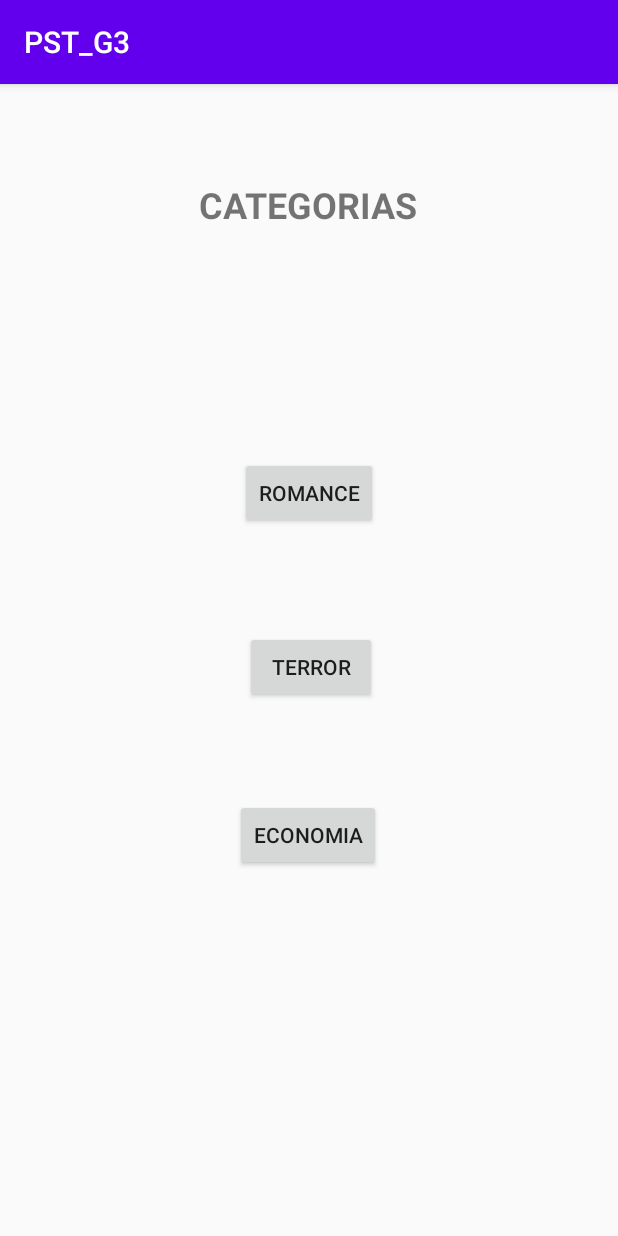
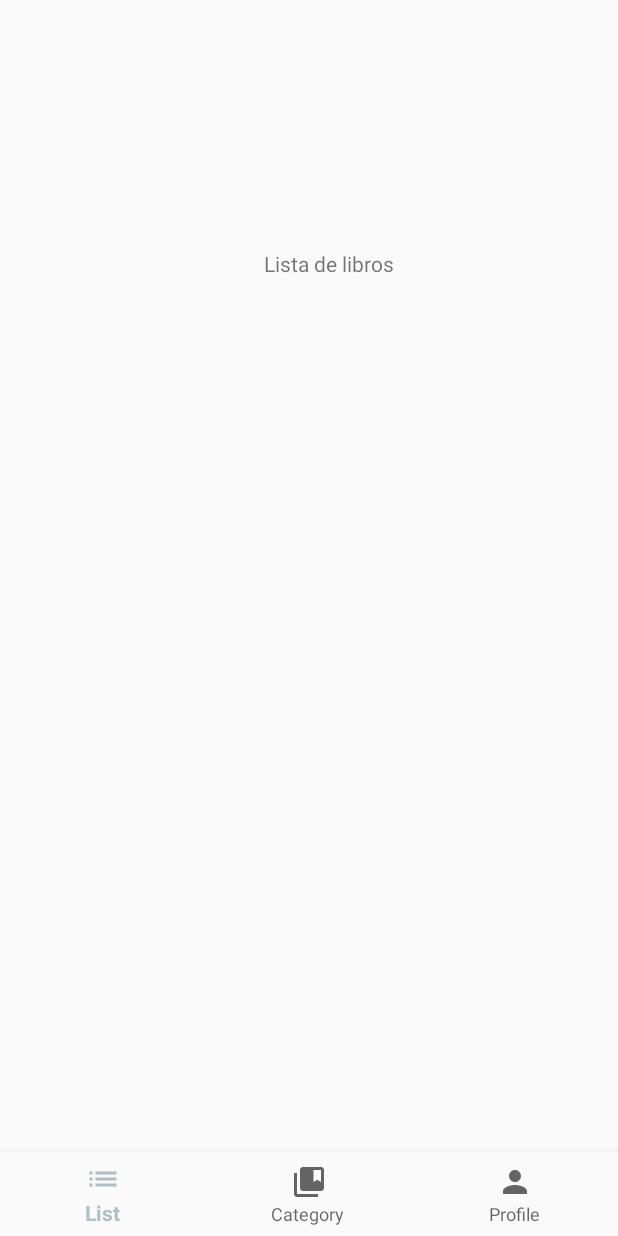
Before and after one commit to kevinjlope/PST_TA5_G3, an Android app: the screen it shows after launch (CategoryActivity before the commit, PrincipalActivity after it), after a tap on "INGRESAR", on a phone screen of 412 x 824 dp. Run offline under Robolectric (Android 15) with nearby library versions, the phone set to English and light mode, and no system bars.

Commit message:
Se creo la seccion de fragmentos, con el objetivo de mostrar categoria, lista y perfil

```diff
--- a/app/build.gradle
+++ b/app/build.gradle
@@ -26,8 +26,11 @@ dependencies {
     implementation fileTree(dir: "libs", include: ["*.jar"])
     implementation 'androidx.appcompat:appcompat:1.1.0'
     implementation 'androidx.constraintlayout:constraintlayout:1.1.3'
+    implementation 'androidx.legacy:legacy-support-v4:1.0.0'
     testImplementation 'junit:junit:4.12'
     androidTestImplementation 'androidx.test.ext:junit:1.1.1'
     androidTestImplementation 'androidx.test.espresso:espresso-core:3.2.0'
+    implementation 'com.google.android.material:material:1.1.0'
+
 
 }
--- a/app/src/main/AndroidManifest.xml
+++ b/app/src/main/AndroidManifest.xml
@@ -9,7 +9,8 @@
         android:roundIcon="@mipmap/ic_launcher_round"
         android:supportsRtl="true"
         android:theme="@style/AppTheme">
-        <activity android:name=".CategoryActivity"></activity>
+        <activity android:name=".PrincipalActivity"></activity>
+        <activity android:name=".CategoryActivity" />
         <activity android:name=".NavigationActivity" />
         <activity android:name=".SplashActivity" />
         <activity
--- a/app/src/main/java/com/example/pst_g3/MainActivity.java
+++ b/app/src/main/java/com/example/pst_g3/MainActivity.java
@@ -33,9 +33,11 @@ public class MainActivity extends AppCompatActivity {
     }
 
     public void  IniciarLibros(View view){
-        Intent siguienteLibros = new Intent(this, CategoryActivity.class);
-        startActivity(siguienteLibros);
-
+        //Intent siguienteLibros = new Intent(this, CategoryActivity.class);
+        //startActivity(siguienteLibros);
+        Intent vistaP = new Intent(this, PrincipalActivity.class);
+        startActivity(vistaP);
+        //finish();
 
     }
 
--- /dev/null
+++ b/app/src/main/java/com/example/pst_g3/PrincipalActivity.java
@@ -0,0 +1,45 @@
+package com.example.pst_g3;
+
+import androidx.annotation.NonNull;
+import androidx.appcompat.app.AppCompatActivity;
+import androidx.fragment.app.Fragment;
+
+import android.os.Bundle;
+import android.view.MenuItem;
+
+import com.example.pst_g3.fragments.CategoryFragment;
+import com.example.pst_g3.fragments.ListaFragment;
+import com.example.pst_g3.fragments.ProfileFragment;
+import com.google.android.material.bottomnavigation.BottomNavigationView;
+
+public class PrincipalActivity extends AppCompatActivity {
+
+    @Override
+    protected void onCreate(Bundle savedInstanceState) {
+        super.onCreate(savedInstanceState);
+        setContentView(R.layout.activity_principal);
+         BottomNavigationView bottomNavi = findViewById(R.id.bottom_navigation);
+        bottomNavi.setOnNavigationItemSelectedListener(navListener);
+        getSupportFragmentManager().beginTransaction().replace(R.id.fragment_container,new ListaFragment()).commit();
+    }
+
+    private BottomNavigationView.OnNavigationItemSelectedListener navListener = new BottomNavigationView.OnNavigationItemSelectedListener() {
+        @Override
+        public boolean onNavigationItemSelected(@NonNull MenuItem item) {
+            Fragment selecFragment = null;
+            switch (item.getItemId()){
+                case R.id.nav_list:
+                    selecFragment = new ListaFragment();
+                    break;
+                case R.id.nav_category:
+                    selecFragment = new CategoryFragment();
+                    break;
+                case R.id.nav_profile:
+                    selecFragment = new ProfileFragment();
+            }
+
+            getSupportFragmentManager().beginTransaction().replace(R.id.fragment_container,selecFragment).commit();
+            return true;
+        }
+    };
+}
--- /dev/null
+++ b/app/src/main/java/com/example/pst_g3/fragments/ListaFragment.java
@@ -0,0 +1,66 @@
+package com.example.pst_g3.fragments;
+
+import android.os.Bundle;
+
+import androidx.fragment.app.Fragment;
+
+import android.view.LayoutInflater;
+import android.view.View;
+import android.view.ViewGroup;
+
+import com.example.pst_g3.R;
+
+/**
+ * A simple {@link Fragment} subclass.
+ * Use the {@link ListaFragment#newInstance} factory method to
+ * create an instance of this fragment.
+ */
+public class ListaFragment extends Fragment {
+
+    // TODO: Rename parameter arguments, choose names that match
+    // the fragment initialization parameters, e.g. ARG_ITEM_NUMBER
+    private static final String ARG_PARAM1 = "param1";
+    private static final String ARG_PARAM2 = "param2";
+
+    // TODO: Rename and change types of parameters
+    private String mParam1;
+    private String mParam2;
+
+    public ListaFragment() {
+        // Required empty public constructor
+    }
+
+    /**
+     * Use this factory method to create a new instance of
+     * this fragment using the provided parameters.
+     *
+     * @param param1 Parameter 1.
+     * @param param2 Parameter 2.
+     * @return A new instance of fragment ListFragment.
+     */
+    // TODO: Rename and change types and number of parameters
+    public static ListaFragment newInstance(String param1, String param2) {
+        ListaFragment fragment = new ListaFragment();
+        Bundle args = new Bundle();
+        args.putString(ARG_PARAM1, param1);
+        args.putString(ARG_PARAM2, param2);
+        fragment.setArguments(args);
+        return fragment;
+    }
+
+    @Override
+    public void onCreate(Bundle savedInstanceState) {
+        super.onCreate(savedInstanceState);
+        if (getArguments() != null) {
+            mParam1 = getArguments().getString(ARG_PARAM1);
+            mParam2 = getArguments().getString(ARG_PARAM2);
+        }
+    }
+
+    @Override
+    public View onCreateView(LayoutInflater inflater, ViewGroup container,
+                             Bundle savedInstanceState) {
+        // Inflate the layout for this fragment
+        return inflater.inflate(R.layout.fragment_list, container, false);
+    }
+}
--- /dev/null
+++ b/app/src/main/res/drawable/ic_baseline_collections_bookmark_24.xml
@@ -0,0 +1,13 @@
+<vector xmlns:android="http://schemas.android.com/apk/res/android"
+    android:width="24dp"
+    android:height="24dp"
+    android:viewportWidth="24"
+    android:viewportHeight="24"
+    android:tint="?attr/colorControlNormal">
+  <path
+      android:fillColor="@android:color/white"
+      android:pathData="M4,6H2v14c0,1.1 0.9,2 2,2h14v-2H4V6z"/>
+  <path
+      android:fillColor="@android:color/white"
+      android:pathData="M20,2L8,2c-1.1,0 -2,0.9 -2,2v12c0,1.1 0.9,2 2,2h12c1.1,0 2,-0.9 2,-2L22,4c0,-1.1 -0.9,-2 -2,-2zM20,12l-2.5,-1.5L15,12L15,4h5v8z"/>
+</vector>
--- /dev/null
+++ b/app/src/main/res/drawable/ic_baseline_list_24.xml
@@ -0,0 +1,10 @@
+<vector xmlns:android="http://schemas.android.com/apk/res/android"
+    android:width="24dp"
+    android:height="24dp"
+    android:viewportWidth="24"
+    android:viewportHeight="24"
+    android:tint="?attr/colorControlNormal">
+  <path
+      android:fillColor="@android:color/white"
+      android:pathData="M3,13h2v-2L3,11v2zM3,17h2v-2L3,15v2zM3,9h2L5,7L3,7v2zM7,13h14v-2L7,11v2zM7,17h14v-2L7,15v2zM7,7v2h14L21,7L7,7z"/>
+</vector>
--- /dev/null
+++ b/app/src/main/res/drawable/ic_baseline_person_24.xml
@@ -0,0 +1,10 @@
+<vector xmlns:android="http://schemas.android.com/apk/res/android"
+    android:width="24dp"
+    android:height="24dp"
+    android:viewportWidth="24"
+    android:viewportHeight="24"
+    android:tint="?attr/colorControlNormal">
+  <path
+      android:fillColor="@android:color/white"
+      android:pathData="M12,12c2.21,0 4,-1.79 4,-4s-1.79,-4 -4,-4 -4,1.79 -4,4 1.79,4 4,4zM12,14c-2.67,0 -8,1.34 -8,4v2h16v-2c0,-2.66 -5.33,-4 -8,-4z"/>
+</vector>
--- /dev/null
+++ b/app/src/main/res/layout/activity_principal.xml
@@ -0,0 +1,25 @@
+<?xml version="1.0" encoding="utf-8"?>
+<RelativeLayout xmlns:android="http://schemas.android.com/apk/res/android"
+    xmlns:app="http://schemas.android.com/apk/res-auto"
+    xmlns:tools="http://schemas.android.com/tools"
+    android:layout_width="match_parent"
+    android:layout_height="match_parent"
+    tools:context=".PrincipalActivity">
+
+    <FrameLayout
+        android:id="@+id/fragment_container"
+        android:layout_width="match_parent"
+        android:layout_height="match_parent"
+        android:layout_above="@+id/bottom_navigation">
+
+    </FrameLayout>
+    <com.google.android.material.bottomnavigation.BottomNavigationView
+        android:id="@+id/bottom_navigation"
+        android:layout_width="match_parent"
+        android:layout_height="wrap_content"
+        android:layout_alignParentBottom="true"
+        app:menu="@menu/bottom_navigation"
+        android:background="?android:attr/windowBackground"
+
+        />
+</RelativeLayout>
--- /dev/null
+++ b/app/src/main/res/layout/fragment_list.xml
@@ -0,0 +1,18 @@
+<?xml version="1.0" encoding="utf-8"?>
+<RelativeLayout xmlns:android="http://schemas.android.com/apk/res/android"
+    xmlns:tools="http://schemas.android.com/tools"
+    android:layout_width="match_parent"
+    android:layout_height="match_parent"
+    tools:context=".fragments.ListaFragment">
+
+    <TextView
+        android:id="@+id/textView7"
+        android:layout_width="wrap_content"
+        android:layout_height="wrap_content"
+        android:layout_alignParentStart="true"
+        android:layout_alignParentTop="true"
+        android:layout_centerHorizontal="true"
+        android:layout_marginStart="176dp"
+        android:layout_marginTop="166dp"
+        android:text="Lista de libros" />
+</RelativeLayout>
--- /dev/null
+++ b/app/src/main/res/menu/bottom_navigation.xml
@@ -0,0 +1,21 @@
+<?xml version="1.0" encoding="utf-8"?>
+<menu xmlns:android="http://schemas.android.com/apk/res/android">
+    <item
+        android:id="@+id/nav_list"
+        android:icon="@drawable/ic_baseline_list_24"
+        android:title="List"
+
+        />
+    <item
+        android:id="@+id/nav_category"
+        android:icon="@drawable/ic_baseline_collections_bookmark_24"
+        android:title="Category"
+
+        />
+    <item
+        android:id="@+id/nav_profile"
+        android:icon="@drawable/ic_baseline_person_24"
+        android:title="Profile"
+
+        />
+</menu>
--- a/app/src/main/res/values/colors.xml
+++ b/app/src/main/res/values/colors.xml
@@ -1,6 +1,6 @@
 <?xml version="1.0" encoding="utf-8"?>
 <resources>
-    <color name="colorPrimary">#6200EE</color>
-    <color name="colorPrimaryDark">#3700B3</color>
-    <color name="colorAccent">#03DAC5</color>
+    <color name="colorPrimary">#b0bec5</color>
+    <color name="colorPrimaryDark">#808e95</color>
+    <color name="colorAccent">#e2f1f8</color>
 </resources>
--- a/app/src/main/res/values/strings.xml
+++ b/app/src/main/res/values/strings.xml
@@ -11,4 +11,6 @@
     <string name="romance">Romance</string>
     <string name="terror">Terror</string>
     <string name="economia">Economia</string>
+    <!-- TODO: Remove or change this placeholder text -->
+    <string name="hello_blank_fragment">Hello blank fragment</string>
 </resources>
--- a/app/src/main/res/values/styles.xml
+++ b/app/src/main/res/values/styles.xml
@@ -1,6 +1,6 @@
 <resources>
     <!-- Base application theme. -->
-    <style name="AppTheme" parent="Theme.AppCompat.Light.DarkActionBar">
+    <style name="AppTheme" parent="Theme.AppCompat.Light.NoActionBar">
         <!-- Customize your theme here. -->
         <item name="colorPrimary">@color/colorPrimary</item>
         <item name="colorPrimaryDark">@color/colorPrimaryDark</item>
```
Also changed, not shown: app/src/main/java/com/example/pst_g3/fragments/CategoryFragment.java (added, +66 -0 lines), app/src/main/java/com/example/pst_g3/fragments/ProfileFragment.java (added, +66 -0 lines), app/src/main/res/layout/fragment_category.xml (added, +17 -0 lines), app/src/main/res/layout/fragment_profile.xml (added, +17 -0 lines).
